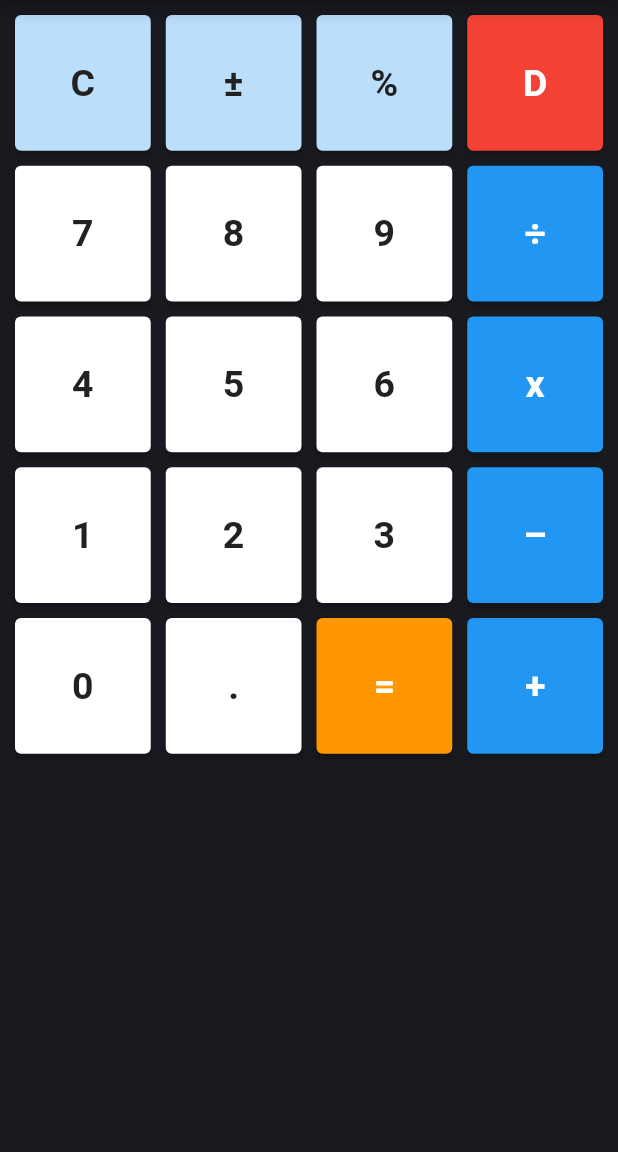
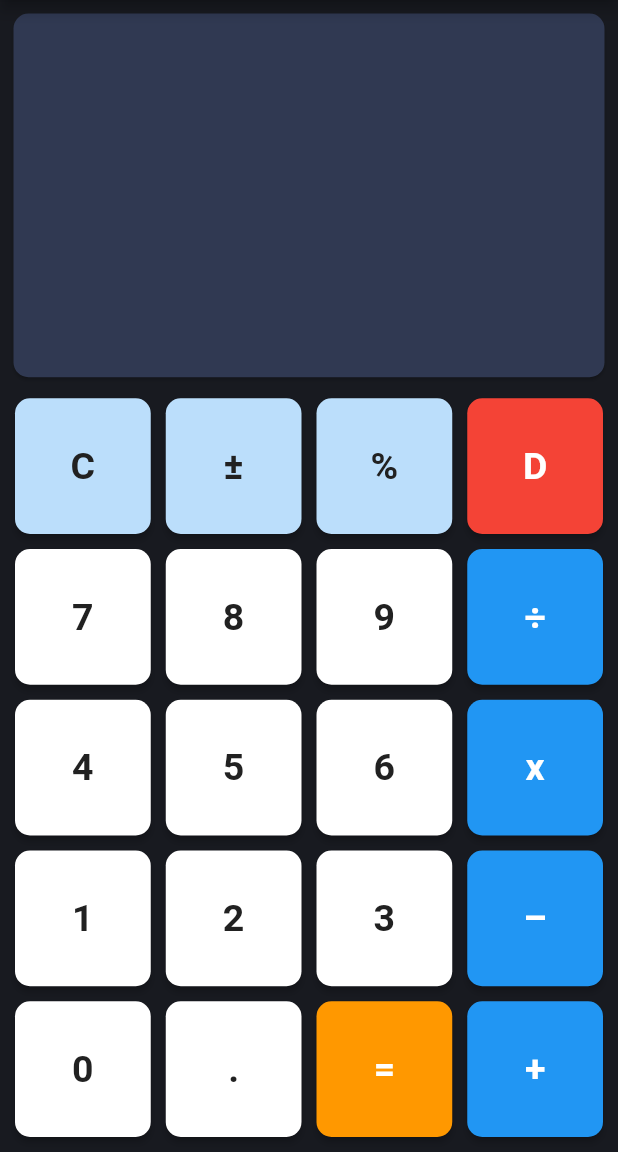
Before and after one commit to Prateek-Prakash/Calculator, a Flutter app: the screen it shows after launch, on a phone screen of 412 x 824 dp, the part 84-1236 px from its top. Run offline on Flutter 3.47's test engine with Material 2 defaults, Android fonts, the phone set to English and light mode, and no system bars; our stand-ins replace get_it; missing offline and left inert: get_it_hooks; Roboto replaces fonts that are missing (Comfortaa).

Commit message:
Add CalcDisplay Widget

```diff
--- a/lib/views/calculator_view.dart
+++ b/lib/views/calculator_view.dart
@@ -1,3 +1,4 @@
+import 'package:calculator/widgets/calc_display.dart';
 import 'package:calculator/widgets/calc_keypad.dart';
 import 'package:flutter/material.dart';
 import 'package:get_it_hooks/get_it_hooks.dart';
@@ -13,6 +14,7 @@ class CalculatorView extends HookWidget {
       ),
       body: Column(
         children: const [
+          CalcDisplay(),
           CalcKeypad(),
         ],
       ),
--- /dev/null
+++ b/lib/widgets/calc_display.dart
@@ -0,0 +1,22 @@
+import 'package:flutter/material.dart';
+import 'package:get_it_hooks/get_it_hooks.dart';
+
+class CalcDisplay extends HookWidget {
+  const CalcDisplay({Key? key}) : super(key: key);
+
+  @override
+  Widget build(BuildContext context) {
+    return Expanded(
+      child: Container(
+        padding: const EdgeInsets.fromLTRB(5, 5, 5, 0),
+        child: Card(
+          shape: RoundedRectangleBorder(
+            borderRadius: BorderRadius.circular(10),
+          ),
+          color: const Color(0xFF303952),
+          child: Container(),
+        ),
+      ),
+    );
+  }
+}
--- a/lib/widgets/calc_key.dart
+++ b/lib/widgets/calc_key.dart
@@ -1,11 +1,7 @@
 import 'package:flutter/material.dart';
 import 'package:get_it_hooks/get_it_hooks.dart';
 
-enum KeyType {
-  input,
-  operator,
-  function
-}
+enum KeyType { input, operator, function }
 
 class CalcKey extends HookWidget {
   const CalcKey({
@@ -31,6 +27,11 @@ class CalcKey extends HookWidget {
       height: (MediaQuery.of(context).size.width - 10) / 4,
       child: ElevatedButton(
         style: ButtonStyle(
+          shape: MaterialStateProperty.all<OutlinedBorder>(
+            RoundedRectangleBorder(
+              borderRadius: BorderRadius.circular(10),
+            ),
+          ),
           backgroundColor: MaterialStateProperty.all<Color>(backgroundColor),
         ),
         child: Text(
```
